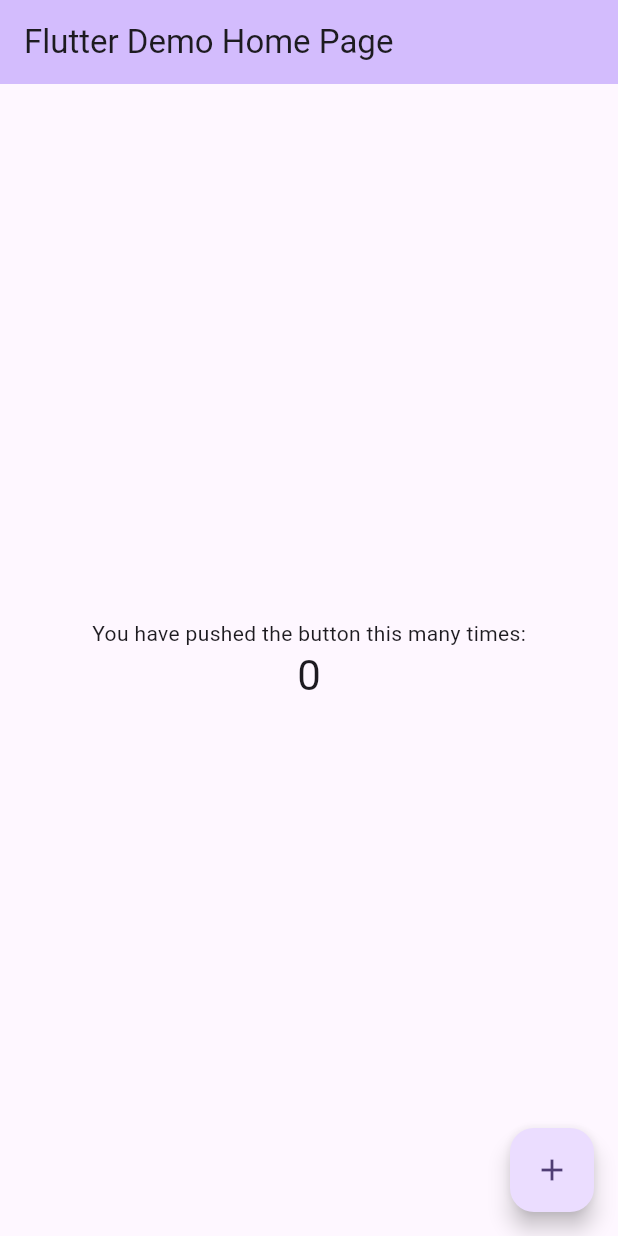
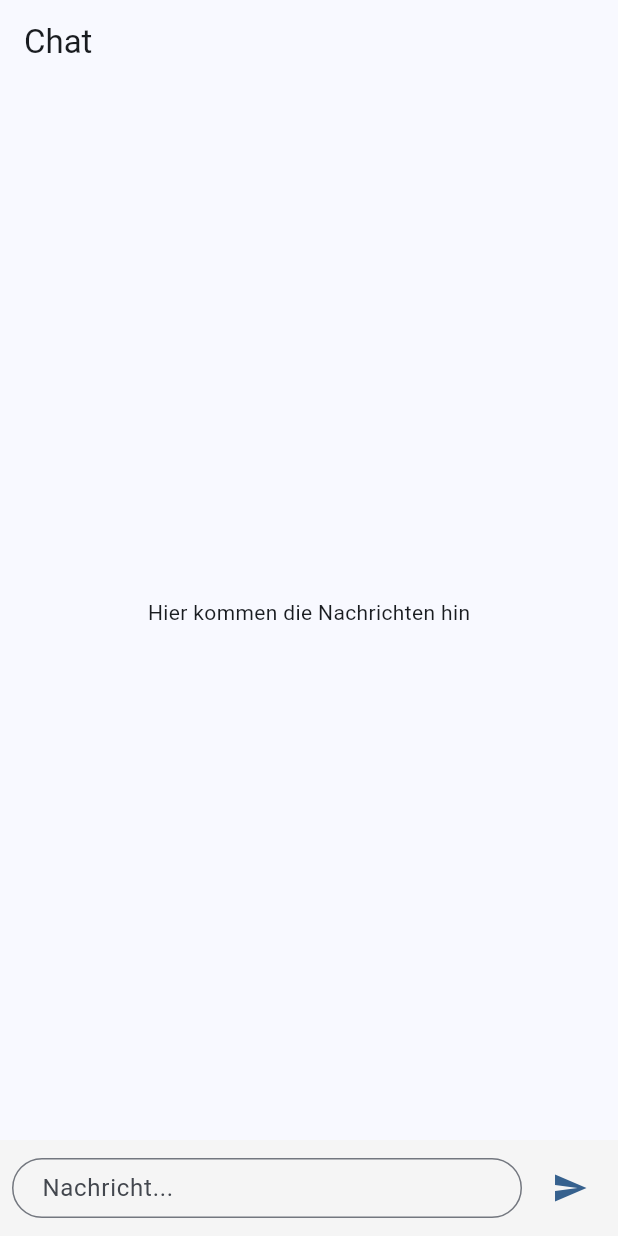
Before and after one commit to Till-und-Scholler-AI-slop/chat-sribiddi, a Flutter app: the screen it shows after launch, on a phone screen of 412 x 824 dp. Run offline on Flutter 3.47's test engine with Material 3 defaults, Android fonts, the phone set to English and light mode, and no system bars.

Commit message:
Integrate basic chat UI with message input and HTTP support.

```diff
--- a/Frontend/mobile/lib/main.dart
+++ b/Frontend/mobile/lib/main.dart
@@ -1,4 +1,6 @@
 import 'package:flutter/material.dart';
+
+import 'screens/home_screen.dart';
 
 void main() {
   runApp(const MyApp());
@@ -7,116 +9,16 @@ void main() {
 class MyApp extends StatelessWidget {
   const MyApp({super.key});
 
-  // This widget is the root of your application.
   @override
   Widget build(BuildContext context) {
     return MaterialApp(
-      title: 'Flutter Demo',
+      title: 'Backend App',
       theme: ThemeData(
-        // This is the theme of your application.
-        //
-        // TRY THIS: Try running your application with "flutter run". You'll see
-        // the application has a purple toolbar. Then, without quitting the app,
-        // try changing the seedColor in the colorScheme below to Colors.green
-        // and then invoke "hot reload" (save your changes or press the "hot
-        // reload" button in a Flutter-supported IDE, or press "r" if you used
-        // the command line to start the app).
-        //
-        // Notice that the counter didn't reset back to zero; the application
-        // state is not lost during the reload. To reset the state, use hot
-        // restart instead.
-        //
-        // This works for code too, not just values: Most code changes can be
-        // tested with just a hot reload.
-        colorScheme: .fromSeed(seedColor: Colors.deepPurple),
+        useMaterial3: true,
+        colorScheme: ColorScheme.fromSeed(seedColor: Colors.blue),
       ),
-      home: const MyHomePage(title: 'Flutter Demo Home Page'),
+      // Sobald du den Screen aus Schritt 3 erstellt hast, tauschst du das hier aus:
+      home: const HomeScreen(),
     );
   }
 }
-
-class MyHomePage extends StatefulWidget {
-  const MyHomePage({super.key, required this.title});
-
-  // This widget is the home page of your application. It is stateful, meaning
-  // that it has a State object (defined below) that contains fields that affect
-  // how it looks.
-
-  // This class is the configuration for the state. It holds the values (in this
-  // case the title) provided by the parent (in this case the App widget) and
-  // used by the build method of the State. Fields in a Widget subclass are
-  // always marked "final".
-
-  final String title;
-
-  @override
-  State<MyHomePage> createState() => _MyHomePageState();
-}
-
-class _MyHomePageState extends State<MyHomePage> {
-  int _counter = 0;
-
-  void _incrementCounter() {
-    setState(() {
-      // This call to setState tells the Flutter framework that something has
-      // changed in this State, which causes it to rerun the build method below
-      // so that the display can reflect the updated values. If we changed
-      // _counter without calling setState(), then the build method would not be
-      // called again, and so nothing would appear to happen.
-      _counter++;
-    });
-  }
-
-  @override
-  Widget build(BuildContext context) {
-    // This method is rerun every time setState is called, for instance as done
-    // by the _incrementCounter method above.
-    //
-    // The Flutter framework has been optimized to make rerunning build methods
-    // fast, so that you can just rebuild anything that needs updating rather
-    // than having to individually change instances of widgets.
-    return Scaffold(
-      appBar: AppBar(
-        // TRY THIS: Try changing the color here to a specific color (to
-        // Colors.amber, perhaps?) and trigger a hot reload to see the AppBar
-        // change color while the other colors stay the same.
-        backgroundColor: Theme.of(context).colorScheme.inversePrimary,
-        // Here we take the value from the MyHomePage object that was created by
-        // the App.build method, and use it to set our appbar title.
-        title: Text(widget.title),
-      ),
-      body: Center(
-        // Center is a layout widget. It takes a single child and positions it
-        // in the middle of the parent.
-        child: Column(
-          // Column is also a layout widget. It takes a list of children and
-          // arranges them vertically. By default, it sizes itself to fit its
-          // children horizontally, and tries to be as tall as its parent.
-          //
-          // Column has various properties to control how it sizes itself and
-          // how it positions its children. Here we use mainAxisAlignment to
-          // center the children vertically; the main axis here is the vertical
-          // axis because Columns are vertical (the cross axis would be
-          // horizontal).
-          //
-          // TRY THIS: Invoke "debug painting" (choose the "Toggle Debug Paint"
-          // action in the IDE, or press "p" in the console), to see the
-          // wireframe for each widget.
-          mainAxisAlignment: .center,
-          children: [
-            const Text('You have pushed the button this many times:'),
-            Text(
-              '$_counter',
-              style: Theme.of(context).textTheme.headlineMedium,
-            ),
-          ],
-        ),
-      ),
-      floatingActionButton: FloatingActionButton(
-        onPressed: _incrementCounter,
-        tooltip: 'Increment',
-        child: const Icon(Icons.add),
-      ),
-    );
-  }
-}
--- /dev/null
+++ b/Frontend/mobile/lib/screens/home_screen.dart
@@ -0,0 +1,35 @@
+import 'package:flutter/material.dart';
+import '../widgets/chat_imput_bar.dart';
+
+class HomeScreen extends StatefulWidget {
+  const HomeScreen({super.key});
+
+  @override
+  State<HomeScreen> createState() => _HomeScreenState();
+}
+
+class _HomeScreenState extends State<HomeScreen> {
+  @override
+  Widget build(BuildContext context) {
+    return Scaffold(
+        appBar: AppBar(title: const Text('Chat')),
+        body: Column(
+          children: [
+            // Platzhalter für den Chat-Verlauf
+            const Expanded(
+              child: Center(
+                child: Text('Hier kommen die Nachrichten hin'),
+              ),
+            ),
+            // Dein neues Widget
+            ChatInputBar(
+              onSend: (message) {
+                print("Nachricht gesendet: $message");
+                // Hier später: POST Request an dein Backend
+              },
+            ),
+          ],
+        ),
+    );
+    }
+}
--- /dev/null
+++ b/Frontend/mobile/lib/widgets/chat_imput_bar.dart
@@ -0,0 +1,55 @@
+import 'package:flutter/material.dart';
+
+class ChatInputBar extends StatefulWidget {
+  final Function(String) onSend; // Callback, um Text nach oben zu geben
+
+  const ChatInputBar({super.key, required this.onSend});
+
+  @override
+  State<ChatInputBar> createState() => _ChatInputBarState();
+}
+
+class _ChatInputBarState extends State<ChatInputBar> {
+  final TextEditingController _controller = TextEditingController();
+
+  void _handleSend() {
+    if (_controller.text.trim().isEmpty) return; // Keine leeren Nachrichten
+    widget.onSend(_controller.text); // Text an Parent übergeben
+    _controller.clear(); // Feld leeren
+  }
+
+  @override
+  Widget build(BuildContext context) {
+    return Container(
+      padding: const EdgeInsets.symmetric(horizontal: 8, vertical: 8),
+      color: Colors.grey[100], // Visuelle Abgrenzung
+      child: SafeArea( // Wichtig für iPhone X+ Home Indicator
+        child: Row(
+          children: [
+            Expanded(
+              child: TextField(
+                controller: _controller,
+                textCapitalization: TextCapitalization.sentences,
+                decoration: InputDecoration(
+                  hintText: 'Nachricht...',
+                  border: OutlineInputBorder(
+                    borderRadius: BorderRadius.circular(20),
+                  ),
+                  contentPadding: const EdgeInsets.symmetric(horizontal: 16, vertical: 8),
+                  isDense: true, // Macht das Feld kompakter
+                ),
+                onSubmitted: (_) => _handleSend(), // Enter-Taste auf Tastatur
+              ),
+            ),
+            const SizedBox(width: 8),
+            IconButton(
+              icon: const Icon(Icons.send),
+              color: Theme.of(context).primaryColor,
+              onPressed: _handleSend,
+            ),
+          ],
+        ),
+      ),
+    );
+  }
+}
--- a/Frontend/mobile/pubspec.yaml
+++ b/Frontend/mobile/pubspec.yaml
@@ -30,6 +30,7 @@ environment:
 dependencies:
   flutter:
     sdk: flutter
+  http: ^1.2.0
 
   # The following adds the Cupertino Icons font to your application.
   # Use with the CupertinoIcons class for iOS style icons.
```
Also changed, not shown: 1 other file.
